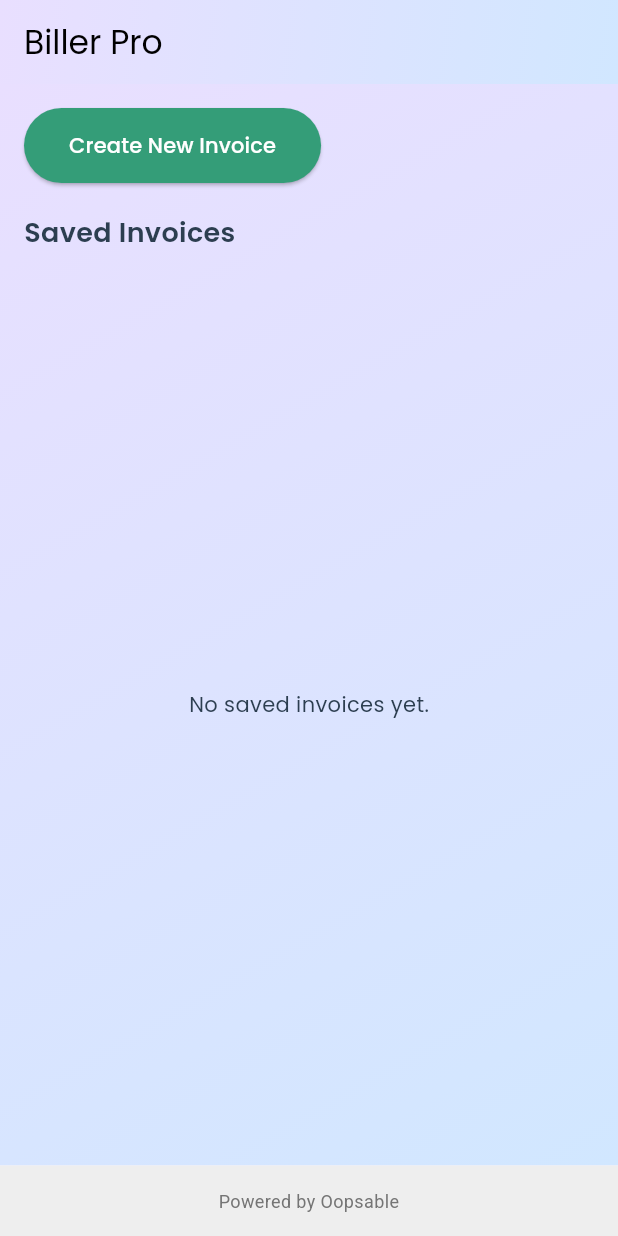
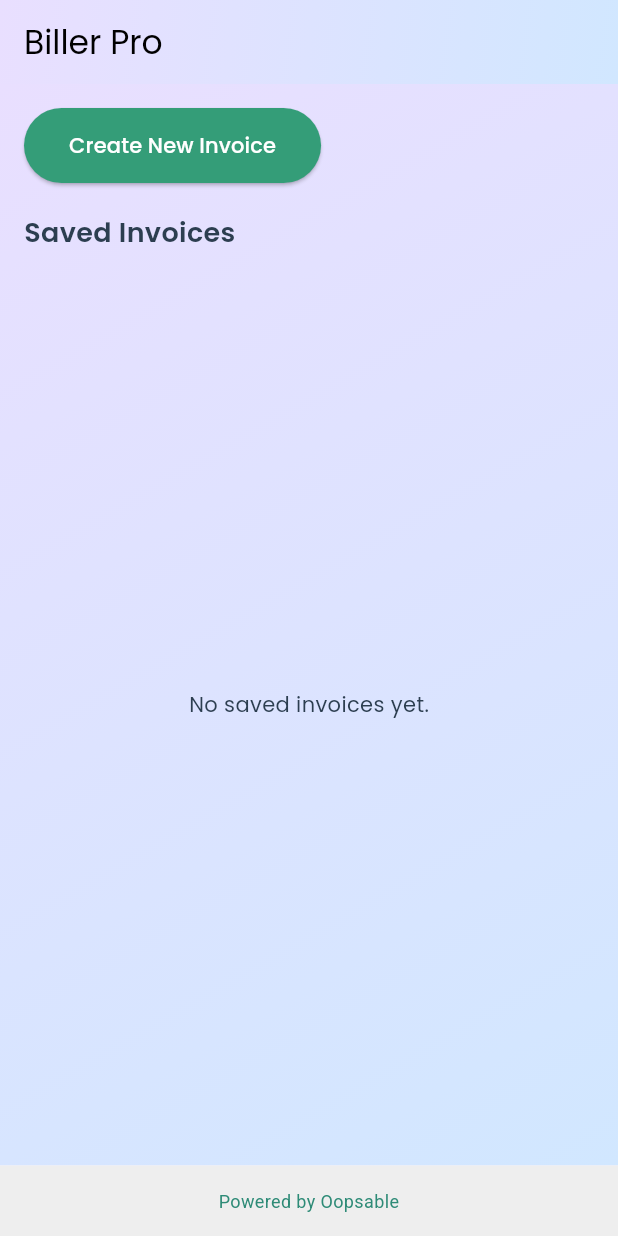
Before and after one commit to Jaivik22/invoice_generator, a Flutter app: the screen it shows after launch, on a phone screen of 412 x 824 dp. Run offline on Flutter 3.47's test engine with Material 3 defaults, Android fonts, the phone set to English and light mode, and no system bars; our stand-ins replace animate_do, google_fonts, hive, hive_flutter, image_picker, open_file and 3 more; accounts and stored records are empty.

Commit message:
change in color of footer

```diff
--- a/lib/screens/home_page.dart
+++ b/lib/screens/home_page.dart
@@ -190,7 +190,7 @@
         child: Text(
           'Powered by Oopsable',
           textAlign: TextAlign.center,
-          style: TextStyle(fontSize: 12, color: Colors.grey[600]),
+          style: TextStyle(fontSize: 12, color:Color(0xFF2E8B77)),
         ),
       ),
     );
```
